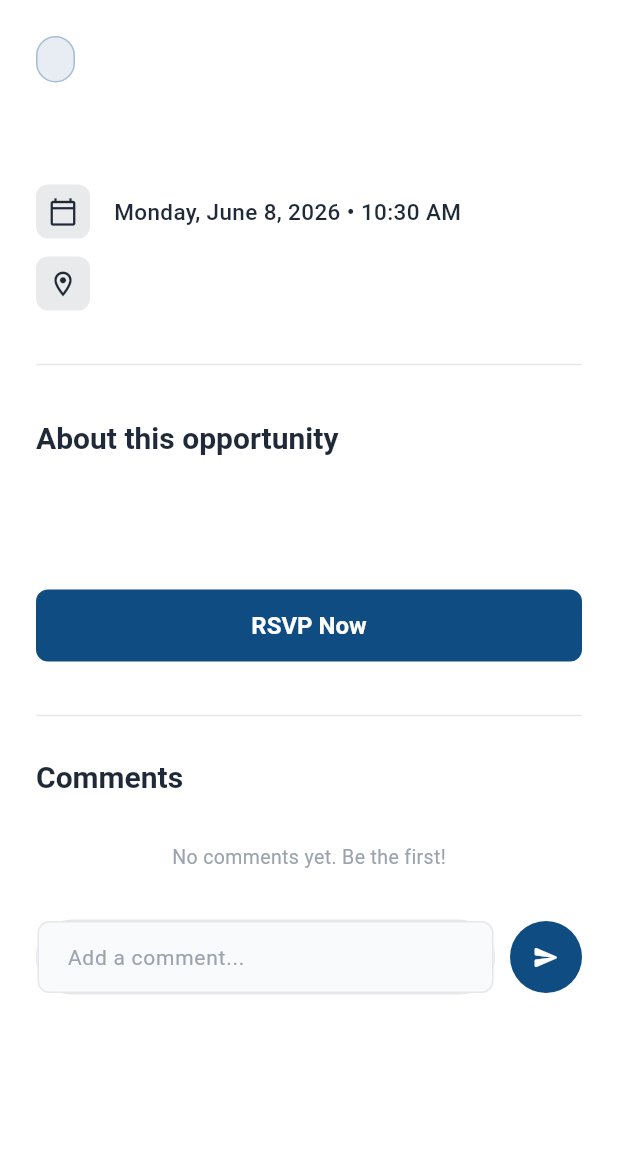
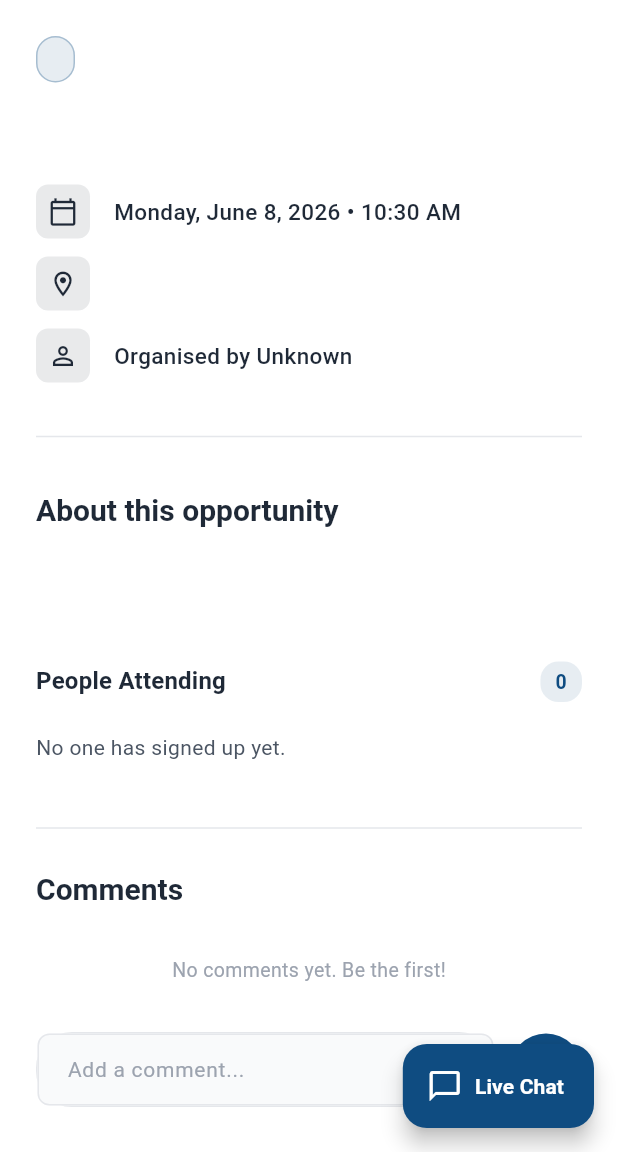
Before and after one commit to Anglebert-Dev/alu-connect, a Flutter app: the EventDetailsScreen screen opened directly with empty values, on a phone screen of 412 x 824 dp, the part 84-1236 px from its top. Run offline on Flutter 3.47's test engine with Material 3 defaults, Android fonts, the phone set to English and light mode, and no system bars; our stand-ins replace device_preview, shared_preferences; accounts and stored records are empty.

Commit message:
feat: add create event functionality and modularize event details UI components

```diff
--- a/lib/features/events/models/event_model.dart
+++ b/lib/features/events/models/event_model.dart
@@ -3,6 +3,7 @@ class EventModel {
   final String title;
   final String description;
   final String organizerId;
+  final String organizerName;
   final DateTime date;
   final String location;
   final String category;
@@ -14,6 +15,7 @@ class EventModel {
     required this.title,
     required this.description,
     required this.organizerId,
+    this.organizerName = '',
     required this.date,
     required this.location,
     required this.category,
@@ -27,6 +29,7 @@ class EventModel {
       'title': title,
       'description': description,
       'organizerId': organizerId,
+      'organizerName': organizerName,
       'date': date.toIso8601String(),
       'location': location,
       'category': category,
@@ -41,6 +44,7 @@ class EventModel {
       title: json['title'] as String,
       description: json['description'] as String,
       organizerId: json['organizerId'] as String,
+      organizerName: json['organizerName'] as String? ?? '',
       date: DateTime.parse(json['date'] as String),
       location: json['location'] as String,
       category: json['category'] as String,
--- a/lib/features/events/presentation/event_details_screen.dart
+++ b/lib/features/events/presentation/event_details_screen.dart
@@ -1,5 +1,4 @@
 import 'package:flutter/material.dart';
-import 'package:intl/intl.dart';
 import 'package:provider/provider.dart';
 import '../../../core/constants/app_constants.dart';
 import '../../../core/theme/app_colors.dart';
@@ -11,6 +10,8 @@ import '../../../providers/auth_provider.dart';
 import '../../discussion/presentation/chat_screen.dart';
 import '../../discussion/presentation/widgets/comments_section.dart';
 import '../models/event_model.dart';
+import 'widgets/event_info_section.dart';
+import 'widgets/participants_section.dart';
 
 class EventDetailsScreen extends StatelessWidget {
   final EventModel event;
@@ -20,11 +21,13 @@ class EventDetailsScreen extends StatelessWidget {
   @override
   Widget build(BuildContext context) {
     final appProvider = context.watch<AppProvider>();
-    final userId = context.watch<AuthProvider>().currentUser?.id ?? '';
+    final user = context.watch<AuthProvider>().currentUser;
+    final userId = user?.id ?? '';
+    final userName = user?.fullName ?? '';
+    final isOrganizer = userId == event.organizerId;
     final isJoined = appProvider.joinedEventIdsForUser(userId).contains(event.id);
     final isSaved = appProvider.bookmarkedEventIdsForUser(userId).contains(event.id);
-    final categoryColor = AppColors.categoryColors[event.category] ?? AppColors.primary;
-    final formattedDate = DateFormat('EEEE, MMMM d, y • h:mm a').format(event.date);
+    final participants = isOrganizer ? appProvider.getParticipantsForEvent(event.id) : <Map<String, String>>[];
 
     return Scaffold(
       appBar: CustomAppBar(
@@ -50,117 +53,44 @@ class EventDetailsScreen extends StatelessWidget {
       ),
       backgroundColor: AppColors.background,
       body: SingleChildScrollView(
-        child: Column(
-          crossAxisAlignment: CrossAxisAlignment.start,
-          children: [
-            Padding(
         padding: const EdgeInsets.all(AppConstants.paddingLarge),
         child: Column(
           crossAxisAlignment: CrossAxisAlignment.start,
           children: [
-                  Container(
-                    padding: const EdgeInsets.symmetric(horizontal: 12, vertical: 6),
-                    decoration: BoxDecoration(
-                      color: categoryColor.withValues(alpha: 0.1),
-                      borderRadius: BorderRadius.circular(20),
-                      border: Border.all(color: categoryColor.withValues(alpha: 0.3)),
-                    ),
-                    child: Text(
-                      event.category,
-                      style: TextStyle(
-                        color: categoryColor,
-                        fontSize: 12,
-                        fontWeight: FontWeight.w600,
-                      ),
-                    ),
-                  ),
-                  const SizedBox(height: 16),
-                  Text(
-                    event.title,
-                    style: Theme.of(context).textTheme.displayMedium?.copyWith(
-                          fontSize: 24,
-                          fontWeight: FontWeight.bold,
-                        ),
-                  ),
-                  const SizedBox(height: AppConstants.paddingLarge),
-
-                  _buildInfoRow(
-                    icon: Icons.calendar_today_outlined,
-                    text: formattedDate,
-                    color: AppColors.textPrimary,
-                  ),
-                  const SizedBox(height: 12),
-                  _buildInfoRow(
-                    icon: Icons.location_on_outlined,
-                    text: event.location,
-                    color: AppColors.textPrimary,
-                  ),
-
-                  const SizedBox(height: AppConstants.paddingLarge),
-                  const Divider(),
-                  const SizedBox(height: AppConstants.paddingLarge),
-
-                  Text(
-                    'About this opportunity',
-                    style: Theme.of(context).textTheme.titleLarge,
-                  ),
-                  const SizedBox(height: AppConstants.paddingDefault),
-                  Text(
-                    event.description,
-                    style: Theme.of(context).textTheme.bodyLarge?.copyWith(
-                          height: 1.6,
-                          color: AppColors.textSecondary,
-                        ),
-                  ),
-
+            EventInfoSection(event: event),
             const SizedBox(height: AppConstants.paddingLarge * 2),
-
+            if (isOrganizer)
+              ParticipantsSection(participants: participants)
+            else
               CustomButton(
                 text: isJoined ? 'Leave Event' : 'RSVP Now',
                 isPrimary: !isJoined,
                 onPressed: () {
                   if (isJoined) {
                     context.read<AppProvider>().leaveEvent(event.id, userId);
-                        AppToast.show(
-                          context,
-                          message: 'You have left this event',
-                          type: ToastType.success,
-                        );
+                    AppToast.show(context, message: 'You have left this event', type: ToastType.success);
                   } else {
-                        context.read<AppProvider>().joinEvent(event.id, userId);
-                        AppToast.show(
-                          context,
-                          message: 'Successfully joined event!',
-                          type: ToastType.success,
-                        );
+                    context.read<AppProvider>().joinEvent(event.id, userId, userName);
+                    AppToast.show(context, message: 'Successfully joined event!', type: ToastType.success);
                   }
                 },
               ),
             const SizedBox(height: AppConstants.paddingLarge),
-
             const Divider(),
             const SizedBox(height: AppConstants.paddingDefault),
-                  Text(
-                    'Comments',
-                    style: Theme.of(context).textTheme.titleLarge,
-                  ),
+            Text('Comments', style: Theme.of(context).textTheme.titleLarge),
             const SizedBox(height: AppConstants.paddingDefault),
             CommentsSection(eventId: event.id),
             const SizedBox(height: AppConstants.paddingLarge * 4),
           ],
         ),
       ),
-          ],
-        ),
-      ),
-      floatingActionButton: isJoined
+      floatingActionButton: (isJoined || isOrganizer)
           ? FloatingActionButton.extended(
               onPressed: () {
                 Navigator.push(
                   context,
-                  MaterialPageRoute(
-                    builder: (context) => ChatScreen(event: event),
-                  ),
+                  MaterialPageRoute(builder: (context) => ChatScreen(event: event)),
                 );
               },
               backgroundColor: AppColors.primary,
@@ -173,30 +103,4 @@ class EventDetailsScreen extends StatelessWidget {
           : null,
     );
   }
-
-  Widget _buildInfoRow({required IconData icon, required String text, required Color color}) {
-    return Row(
-      children: [
-        Container(
-          padding: const EdgeInsets.all(8),
-          decoration: BoxDecoration(
-            color: color.withValues(alpha: 0.1),
-            borderRadius: BorderRadius.circular(8),
-          ),
-          child: Icon(icon, size: 20, color: color),
-        ),
-        const SizedBox(width: 16),
-        Expanded(
-          child: Text(
-            text,
-            style: const TextStyle(
-              fontSize: 15,
-              fontWeight: FontWeight.w500,
-              color: AppColors.textPrimary,
-            ),
-          ),
-        ),
-      ],
-    );
 }
-}
--- /dev/null
+++ b/lib/features/events/presentation/widgets/event_info_section.dart
@@ -0,0 +1,77 @@
+import 'package:flutter/material.dart';
+import 'package:intl/intl.dart';
+import '../../../../core/constants/app_constants.dart';
+import '../../../../core/theme/app_colors.dart';
+import '../../models/event_model.dart';
+
+class EventInfoSection extends StatelessWidget {
+  final EventModel event;
+
+  const EventInfoSection({super.key, required this.event});
+
+  @override
+  Widget build(BuildContext context) {
+    final categoryColor = AppColors.categoryColors[event.category] ?? AppColors.primary;
+    final formattedDate = DateFormat('EEEE, MMMM d, y • h:mm a').format(event.date);
+
+    return Column(
+      crossAxisAlignment: CrossAxisAlignment.start,
+      children: [
+        Container(
+          padding: const EdgeInsets.symmetric(horizontal: 12, vertical: 6),
+          decoration: BoxDecoration(
+            color: categoryColor.withValues(alpha: 0.1),
+            borderRadius: BorderRadius.circular(20),
+            border: Border.all(color: categoryColor.withValues(alpha: 0.3)),
+          ),
+          child: Text(
+            event.category,
+            style: TextStyle(color: categoryColor, fontSize: 12, fontWeight: FontWeight.w600),
+          ),
+        ),
+        const SizedBox(height: 16),
+        Text(
+          event.title,
+          style: Theme.of(context).textTheme.displayMedium?.copyWith(fontSize: 24, fontWeight: FontWeight.bold),
+        ),
+        const SizedBox(height: AppConstants.paddingLarge),
+        _buildInfoRow(icon: Icons.calendar_today_outlined, text: formattedDate),
+        const SizedBox(height: 12),
+        _buildInfoRow(icon: Icons.location_on_outlined, text: event.location),
+        const SizedBox(height: 12),
+        _buildInfoRow(icon: Icons.person_outline, text: 'Organised by ${event.organizerName.isNotEmpty ? event.organizerName : 'Unknown'}'),
+        const SizedBox(height: AppConstants.paddingLarge),
+        const Divider(),
+        const SizedBox(height: AppConstants.paddingLarge),
+        Text('About this opportunity', style: Theme.of(context).textTheme.titleLarge),
+        const SizedBox(height: AppConstants.paddingDefault),
+        Text(
+          event.description,
+          style: Theme.of(context).textTheme.bodyLarge?.copyWith(height: 1.6, color: AppColors.textSecondary),
+        ),
+      ],
+    );
+  }
+
+  Widget _buildInfoRow({required IconData icon, required String text}) {
+    return Row(
+      children: [
+        Container(
+          padding: const EdgeInsets.all(8),
+          decoration: BoxDecoration(
+            color: AppColors.textPrimary.withValues(alpha: 0.1),
+            borderRadius: BorderRadius.circular(8),
+          ),
+          child: Icon(icon, size: 20, color: AppColors.textPrimary),
+        ),
+        const SizedBox(width: 16),
+        Expanded(
+          child: Text(
+            text,
+            style: const TextStyle(fontSize: 15, fontWeight: FontWeight.w500, color: AppColors.textPrimary),
+          ),
+        ),
+      ],
+    );
+  }
+}
--- /dev/null
+++ b/lib/features/events/presentation/widgets/participants_section.dart
@@ -0,0 +1,63 @@
+import 'package:flutter/material.dart';
+import '../../../../core/theme/app_colors.dart';
+
+class ParticipantsSection extends StatelessWidget {
+  final List<Map<String, String>> participants;
+
+  const ParticipantsSection({super.key, required this.participants});
+
+  @override
+  Widget build(BuildContext context) {
+    return Column(
+      crossAxisAlignment: CrossAxisAlignment.start,
+      children: [
+        Row(
+          children: [
+            Text(
+              'People Attending',
+              style: Theme.of(context).textTheme.titleMedium?.copyWith(fontWeight: FontWeight.bold),
+            ),
+            const Spacer(),
+            Container(
+              padding: const EdgeInsets.symmetric(horizontal: 10, vertical: 4),
+              decoration: BoxDecoration(
+                color: AppColors.primary.withValues(alpha: 0.1),
+                borderRadius: BorderRadius.circular(12),
+              ),
+              child: Text(
+                '${participants.length}',
+                style: const TextStyle(color: AppColors.primary, fontWeight: FontWeight.bold, fontSize: 13),
+              ),
+            ),
+          ],
+        ),
+        const SizedBox(height: 12),
+        if (participants.isEmpty)
+          Padding(
+            padding: const EdgeInsets.symmetric(vertical: 8),
+            child: Text('No one has signed up yet.', style: TextStyle(color: AppColors.textSecondary)),
+          )
+        else
+          ...participants.map((p) => _buildParticipantTile(p)),
+      ],
+    );
+  }
+
+  Widget _buildParticipantTile(Map<String, String> participant) {
+    final name = participant['name'] ?? 'Unknown';
+    final initials = name.trim().split(' ').map((e) => e.isNotEmpty ? e[0] : '').take(2).join().toUpperCase();
+    return ListTile(
+      contentPadding: EdgeInsets.zero,
+      leading: CircleAvatar(
+        radius: 20,
+        backgroundColor: AppColors.primary.withValues(alpha: 0.1),
+        child: Text(
+          initials,
+          style: const TextStyle(color: AppColors.primary, fontWeight: FontWeight.bold, fontSize: 13),
+        ),
+      ),
+      title: Text(name, style: const TextStyle(fontWeight: FontWeight.w500)),
+      dense: true,
+    );
+  }
+}
--- a/lib/providers/app_provider.dart
+++ b/lib/providers/app_provider.dart
@@ -13,6 +13,7 @@ class AppProvider with ChangeNotifier {
       title: 'Global Hackathon 2026',
       description: 'Join the biggest tech hackathon at ALU and win amazing prizes.',
       organizerId: 'organizer_1',
+      organizerName: 'Jane Organizer',
       date: DateTime.now().add(const Duration(days: 5)),
       location: 'Innovation Hub',
       category: 'Hackathons',
@@ -23,6 +24,7 @@ class AppProvider with ChangeNotifier {
       title: 'Leadership Workshop',
       description: 'Develop your leadership skills with industry experts.',
       organizerId: 'organizer_1',
+      organizerName: 'Jane Organizer',
       date: DateTime.now().add(const Duration(days: 10)),
       location: 'Main Auditorium',
       category: 'Leadership Programs',
@@ -33,6 +35,7 @@ class AppProvider with ChangeNotifier {
       title: 'Startup Pitch Night',
       description: 'Pitch your ideas to top investors.',
       organizerId: 'organizer_1',
+      organizerName: 'Jane Organizer',
       date: DateTime.now().add(const Duration(days: 14)),
       location: 'Venture Studio',
       category: 'Startup Events',
@@ -40,9 +43,15 @@ class AppProvider with ChangeNotifier {
     ),
   ];
 
-  // Scoped per userId so each account has its own RSVP and saved state.
   final Map<String, List<String>> _joinedEventIdsByUser = {};
   final Map<String, List<String>> _bookmarkedEventIdsByUser = {};
+  final Map<String, List<Map<String, String>>> _participantsByEvent = {
+    'event_1': [
+      {'id': 'user_2', 'name': 'Alex Johnson'},
+      {'id': 'user_3', 'name': 'Samantha Lee'},
+    ],
+  };
+
   final Map<String, List<MessageModel>> _chatMessages = {
     'event_1': [
       MessageModel(
@@ -61,7 +70,7 @@ class AppProvider with ChangeNotifier {
         text: 'Yes! We need a frontend developer.',
         timestamp: DateTime.now().subtract(const Duration(hours: 1)),
       ),
-    ]
+    ],
   };
 
   final Map<String, List<CommentModel>> _comments = {
@@ -96,20 +105,17 @@ class AppProvider with ChangeNotifier {
   };
 
   List<EventModel> get opportunities => _opportunities;
-
-  List<String> joinedEventIdsForUser(String userId) =>
-      _joinedEventIdsByUser[userId] ?? [];
-
-  List<String> bookmarkedEventIdsForUser(String userId) =>
-      _bookmarkedEventIdsByUser[userId] ?? [];
-
+  List<String> joinedEventIdsForUser(String userId) => _joinedEventIdsByUser[userId] ?? [];
+  List<String> bookmarkedEventIdsForUser(String userId) => _bookmarkedEventIdsByUser[userId] ?? [];
   String get searchQuery => _searchQuery;
   String get selectedCategory => _selectedCategory;
 
   List<EventModel> get filteredEvents {
     return _opportunities.where((event) {
-      final matchesCategory = _selectedCategory == 'All' || event.category == _selectedCategory;
-      final matchesSearch = event.title.toLowerCase().contains(_searchQuery.toLowerCase());
+      final matchesCategory =
+          _selectedCategory == 'All' || event.category == _selectedCategory;
+      final matchesSearch =
+          event.title.toLowerCase().contains(_searchQuery.toLowerCase());
       return matchesCategory && matchesSearch;
     }).toList();
   }
@@ -124,20 +130,23 @@ class AppProvider with ChangeNotifier {
     notifyListeners();
   }
 
-  Future<void> fetchOpportunities() async {
-    // Already loaded mock data
-  }
+  Future<void> fetchOpportunities() async {}
 
-  Future<void> joinEvent(String eventId, String userId) async {
+  Future<void> joinEvent(String eventId, String userId, String userName) async {
     final joined = _joinedEventIdsByUser.putIfAbsent(userId, () => []);
     if (!joined.contains(eventId)) {
       joined.add(eventId);
+      final participants = _participantsByEvent.putIfAbsent(eventId, () => []);
+      if (!participants.any((p) => p['id'] == userId)) {
+        participants.add({'id': userId, 'name': userName});
+      }
       notifyListeners();
     }
   }
 
   Future<void> leaveEvent(String eventId, String userId) async {
     _joinedEventIdsByUser[userId]?.remove(eventId);
+    _participantsByEvent[eventId]?.removeWhere((p) => p['id'] == userId);
     notifyListeners();
   }
 
@@ -151,11 +160,18 @@ class AppProvider with ChangeNotifier {
     notifyListeners();
   }
 
+  List<Map<String, String>> getParticipantsForEvent(String eventId) =>
+      _participantsByEvent[eventId] ?? [];
+
+  int createdOpportunitiesCount(String userId) =>
+      _opportunities.where((e) => e.organizerId == userId).length;
+
   List<MessageModel> getMessagesForEvent(String eventId) {
     return _chatMessages[eventId] ?? [];
   }
 
-  Future<void> sendMessage(String eventId, String text, String userId, String userName) async {
+  Future<void> sendMessage(
+      String eventId, String text, String userId, String userName) async {
     final message = MessageModel(
       id: DateTime.now().millisecondsSinceEpoch.toString(),
       eventId: eventId,
@@ -164,12 +180,7 @@ class AppProvider with ChangeNotifier {
       text: text,
       timestamp: DateTime.now(),
     );
-
-    if (_chatMessages.containsKey(eventId)) {
-      _chatMessages[eventId]!.add(message);
-    } else {
-      _chatMessages[eventId] = [message];
-    }
+    _chatMessages.putIfAbsent(eventId, () => []).add(message);
     notifyListeners();
   }
 
@@ -177,7 +188,8 @@ class AppProvider with ChangeNotifier {
     return _comments[eventId] ?? [];
   }
 
-  void addComment(String eventId, String text, String userId, String userName) {
+  void addComment(
+      String eventId, String text, String userId, String userName) {
     final comment = CommentModel(
       id: DateTime.now().millisecondsSinceEpoch.toString(),
       eventId: eventId,
@@ -190,7 +202,8 @@ class AppProvider with ChangeNotifier {
     notifyListeners();
   }
 
-  void addReply(String eventId, String commentId, String text, String userId, String userName) {
+  void addReply(String eventId, String commentId, String text, String userId,
+      String userName) {
     final comments = _comments[eventId];
     if (comments == null) return;
     final index = comments.indexWhere((c) => c.id == commentId);
@@ -211,9 +224,24 @@ class AppProvider with ChangeNotifier {
     required String title,
     required String description,
     required String category,
-    required String date,
+    required DateTime date,
     required String location,
+    required String organizerId,
+    required String organizerName,
   }) async {
-    return false;
+    final event = EventModel(
+      id: DateTime.now().millisecondsSinceEpoch.toString(),
+      title: title,
+      description: description,
+      organizerId: organizerId,
+      organizerName: organizerName,
+      date: date,
+      location: location,
+      category: category,
+      createdAt: DateTime.now(),
+    );
+    _opportunities.insert(0, event);
+    notifyListeners();
+    return true;
   }
 }
```
Also changed, not shown: lib/features/discussion/presentation/widgets/comment_tile.dart (+9 -6 lines), lib/features/events/presentation/create_event_screen.dart (+7 -13 lines), lib/features/events/presentation/widgets/create_event_form.dart (added, +150 -0 lines), lib/features/profile/presentation/profile_screen.dart (+13 -6 lines). Lines whose indentation alone changed are shown as unchanged.
